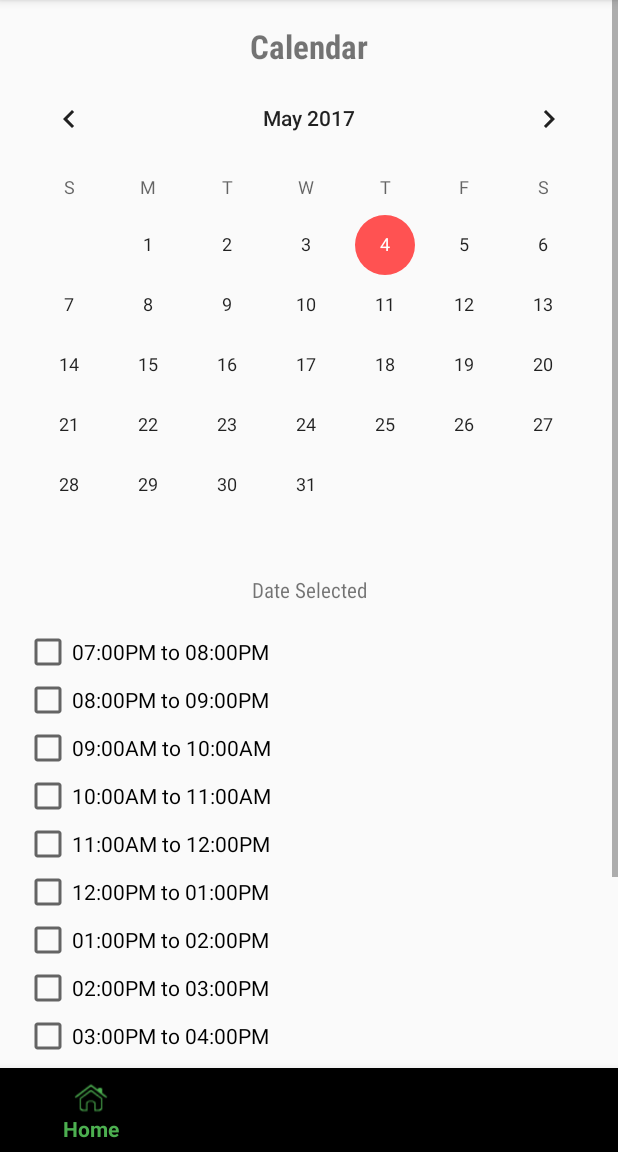
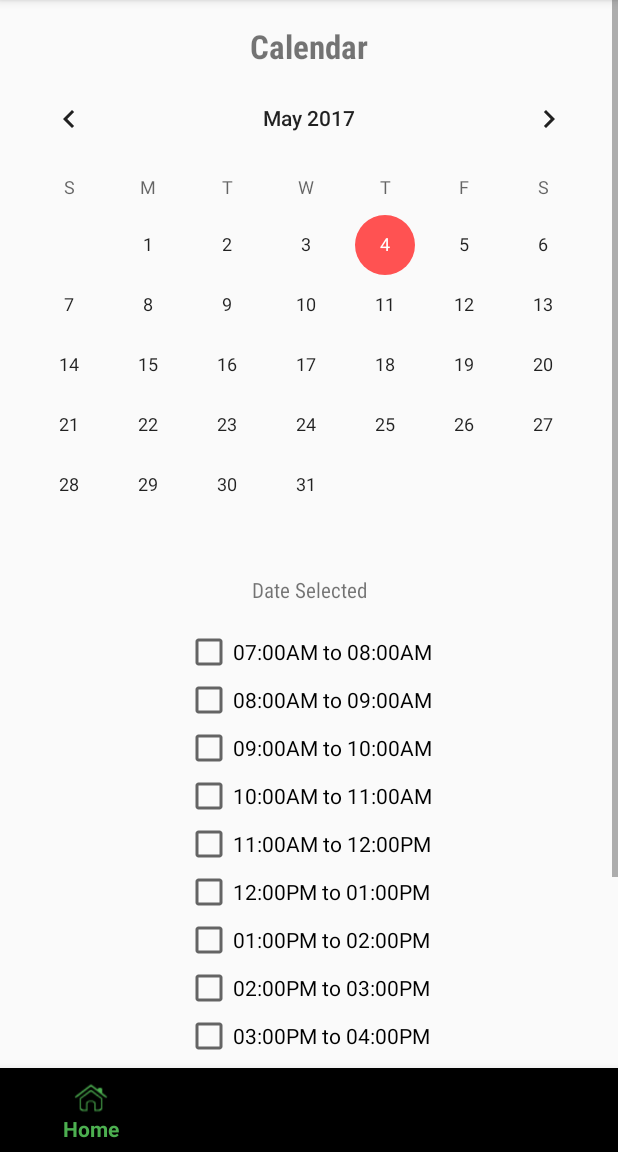
Before and after one commit to jxie215/MediCoApp, an Android app: the fragment WorkPlanFragment placed in its activity, on a phone screen of 412 x 824 dp, the part 84-1236 px from its top. Run offline under Robolectric (Android 15) with nearby library versions, the phone set to English and light mode, and no system bars; our stand-ins replace Volley; network calls fail.

Commit message:
Adjust work plan layout

```diff
--- a/app/src/main/java/com/example/jaden/medicoapp/doctor/appointment/AppointmentAdapter.java
+++ b/app/src/main/java/com/example/jaden/medicoapp/doctor/appointment/AppointmentAdapter.java
@@ -47,8 +47,6 @@ public class AppointmentAdapter extends RecyclerView.Adapter<AppointmentHolder>
         holder.mTextDate.setText(appointment.getDate());
         int p = appointment.getSlots();
         holder.mTextSlot.setText(timeSlots[p]);
-
-
         //get img from gallery
 //        String tmp = Environment.getExternalStorageDirectory() + "/MyImages/QR_download.png";
 //        File imgFile = new  File(tmp);
--- a/app/src/main/res/layout/fragment_work_plan.xml
+++ b/app/src/main/res/layout/fragment_work_plan.xml
@@ -32,9 +32,10 @@
                 android:gravity="center"
                 android:text="Date Selected" />
             <LinearLayout
-                    android:layout_marginLeft="@dimen/activity_horizontal_margin"
                     android:orientation="vertical"
-                    android:layout_width="match_parent" android:layout_height="wrap_content">
+                android:layout_gravity="center"
+                    android:layout_width="wrap_content"
+                    android:layout_height="wrap_content">
                 <CheckBox
                         android:text="CheckBox"
                         android:layout_width="match_parent"
--- a/app/src/main/res/values/arrays.xml
+++ b/app/src/main/res/values/arrays.xml
@@ -9,8 +9,8 @@
     </string-array>
 
     <string-array name="timings_array">
-        <item>"07:00PM to 08:00PM"</item>
-        <item>"08:00PM to 09:00PM"</item>
+        <item>"07:00AM to 08:00AM"</item>
+        <item>"08:00AM to 09:00AM"</item>
         <item>"09:00AM to 10:00AM"</item>
         <item>"10:00AM to 11:00AM"</item>
         <item>"11:00AM to 12:00PM"</item>
```
